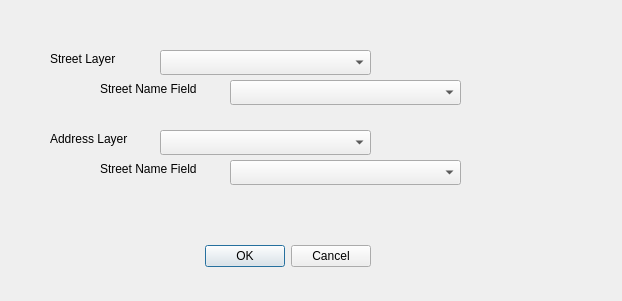
Before: the Qt Designer form Fishbone_dialog_base.ui in edac/edactools, drawn with Qt 5.
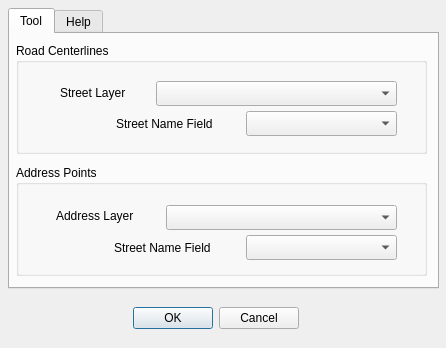
After: the same form once the commit is applied.

```diff
--- a/Fishbone_dialog_base.ui
+++ b/Fishbone_dialog_base.ui
@@ -6,8 +6,8 @@
    <rect>
     <x>0</x>
     <y>0</y>
-    <width>622</width>
-    <height>301</height>
+    <width>446</width>
+    <height>348</height>
    </rect>
   </property>
   <property name="windowTitle">
@@ -16,9 +16,9 @@
   <widget class="QDialogButtonBox" name="buttonBox">
    <property name="geometry">
     <rect>
-     <x>30</x>
-     <y>240</y>
-     <width>341</width>
+     <x>128</x>
+     <y>302</y>
+     <width>171</width>
      <height>32</height>
     </rect>
    </property>
@@ -29,22 +29,28 @@
     <set>QDialogButtonBox::Cancel|QDialogButtonBox::Ok</set>
    </property>
   </widget>
-  <widget class="QComboBox" name="StreetComboBox">
+  <widget class="QTabWidget" name="tabWidget">
    <property name="geometry">
     <rect>
-     <x>160</x>
-     <y>50</y>
-     <width>211</width>
-     <height>25</height>
+     <x>8</x>
+     <y>8</y>
+     <width>431</width>
+     <height>281</height>
     </rect>
    </property>
-  </widget>
+   <property name="currentIndex">
+    <number>0</number>
+   </property>
+   <widget class="QWidget" name="tab">
+    <attribute name="title">
+     <string>Tool</string>
+    </attribute>
   <widget class="QLabel" name="label">
    <property name="geometry">
     <rect>
      <x>50</x>
      <y>50</y>
-     <width>101</width>
+       <width>85</width>
      <height>17</height>
     </rect>
    </property>
@@ -52,11 +58,33 @@
     <string>Street Layer</string>
    </property>
   </widget>
+    <widget class="QGroupBox" name="groupBox">
+     <property name="geometry">
+      <rect>
+       <x>6</x>
+       <y>131</y>
+       <width>411</width>
+       <height>111</height>
+      </rect>
+     </property>
+     <property name="title">
+      <string>Address Points</string>
+     </property>
+     <widget class="QComboBox" name="AddressStreetComboBox">
+      <property name="geometry">
+       <rect>
+        <x>230</x>
+        <y>70</y>
+        <width>151</width>
+        <height>25</height>
+       </rect>
+      </property>
+     </widget>
   <widget class="QLabel" name="label_2">
    <property name="geometry">
     <rect>
-     <x>50</x>
-     <y>130</y>
+        <x>40</x>
+        <y>42</y>
      <width>101</width>
      <height>17</height>
     </rect>
@@ -65,12 +93,48 @@
     <string>Address Layer</string>
    </property>
   </widget>
+     <widget class="QLabel" name="label_4">
+      <property name="geometry">
+       <rect>
+        <x>98</x>
+        <y>74</y>
+        <width>124</width>
+        <height>17</height>
+       </rect>
+      </property>
+      <property name="text">
+       <string>Street Name Field</string>
+      </property>
+     </widget>
   <widget class="QComboBox" name="AddressComboBox">
    <property name="geometry">
     <rect>
-     <x>160</x>
-     <y>130</y>
-     <width>211</width>
+        <x>150</x>
+        <y>40</y>
+        <width>231</width>
+        <height>25</height>
+       </rect>
+      </property>
+     </widget>
+    </widget>
+    <widget class="QGroupBox" name="groupBox_2">
+     <property name="geometry">
+      <rect>
+       <x>6</x>
+       <y>9</y>
+       <width>411</width>
+       <height>111</height>
+      </rect>
+     </property>
+     <property name="title">
+      <string>Road Centerlines</string>
+     </property>
+     <widget class="QComboBox" name="StreetComboBox">
+      <property name="geometry">
+       <rect>
+        <x>140</x>
+        <y>38</y>
+        <width>241</width>
      <height>25</height>
     </rect>
    </property>
@@ -79,8 +143,8 @@
    <property name="geometry">
     <rect>
      <x>100</x>
-     <y>80</y>
-     <width>121</width>
+        <y>72</y>
+        <width>123</width>
      <height>17</height>
     </rect>
    </property>
@@ -92,34 +156,95 @@
    <property name="geometry">
     <rect>
      <x>230</x>
-     <y>80</y>
-     <width>231</width>
+        <y>68</y>
+        <width>151</width>
      <height>25</height>
     </rect>
    </property>
   </widget>
-  <widget class="QComboBox" name="AddressStreetComboBox">
+    </widget>
+    <zorder>groupBox</zorder>
+    <zorder>groupBox_2</zorder>
+    <zorder>label</zorder>
+   </widget>
+   <widget class="QWidget" name="tab_2">
+    <attribute name="title">
+     <string>Help</string>
+    </attribute>
+    <widget class="QLabel" name="label_6">
    <property name="geometry">
     <rect>
-     <x>230</x>
-     <y>160</y>
-     <width>231</width>
-     <height>25</height>
-    </rect>
-   </property>
-  </widget>
-  <widget class="QLabel" name="label_4">
+       <x>0</x>
+       <y>140</y>
+       <width>431</width>
+       <height>41</height>
+      </rect>
+     </property>
+     <property name="text">
+      <string>***Road Centerline***: This is a multiline featureclass that contains the road or street name eg. &quot;Elm&quot; for Elm Street.</string>
+     </property>
+     <property name="textFormat">
+      <enum>Qt::MarkdownText</enum>
+     </property>
+     <property name="wordWrap">
+      <bool>true</bool>
+     </property>
+    </widget>
+    <widget class="QLabel" name="label_8">
    <property name="geometry">
     <rect>
-     <x>100</x>
-     <y>160</y>
-     <width>121</width>
-     <height>17</height>
+       <x>0</x>
+       <y>180</y>
+       <width>421</width>
+       <height>41</height>
     </rect>
    </property>
    <property name="text">
-    <string>Street Name Field</string>
-   </property>
+      <string>***Address Points***: This is a point featureclass that contains the road or street name eg. &quot;Elm&quot; for Elm Street.</string>
+     </property>
+     <property name="textFormat">
+      <enum>Qt::MarkdownText</enum>
+     </property>
+     <property name="wordWrap">
+      <bool>true</bool>
+     </property>
+    </widget>
+    <widget class="QLabel" name="label_9">
+     <property name="geometry">
+      <rect>
+       <x>0</x>
+       <y>220</y>
+       <width>361</width>
+       <height>31</height>
+      </rect>
+     </property>
+     <property name="text">
+      <string>The tool will use the street name to join the 2 layers.</string>
+     </property>
+     <property name="textFormat">
+      <enum>Qt::MarkdownText</enum>
+     </property>
+     <property name="wordWrap">
+      <bool>true</bool>
+     </property>
+    </widget>
+    <widget class="QLabel" name="label_5">
+     <property name="geometry">
+      <rect>
+       <x>10</x>
+       <y>10</y>
+       <width>411</width>
+       <height>131</height>
+      </rect>
+     </property>
+     <property name="text">
+      <string>This tool is designed to create a visual representation of connections between address points and their nearest street segments based on a shared street name. By selecting an address layer and a street layer, the tool generates lines linking each address to the closest street segment. This helps in visualizing spatial adress relationships.</string>
+     </property>
+     <property name="wordWrap">
+      <bool>true</bool>
+     </property>
+    </widget>
+   </widget>
   </widget>
  </widget>
  <resources/>
```
Lines whose indentation alone changed are shown as unchanged.
